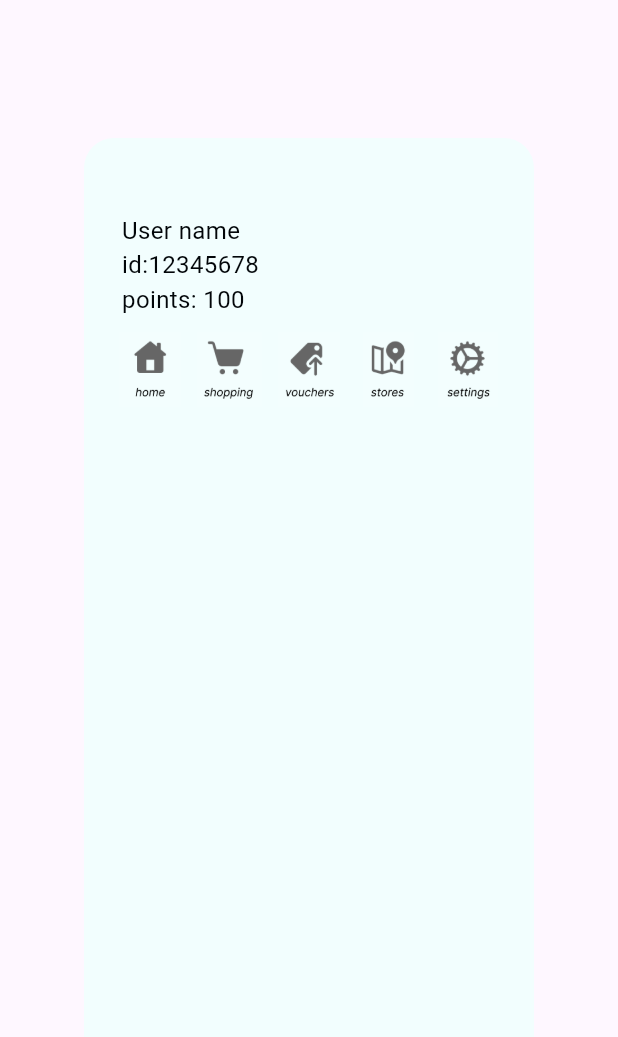
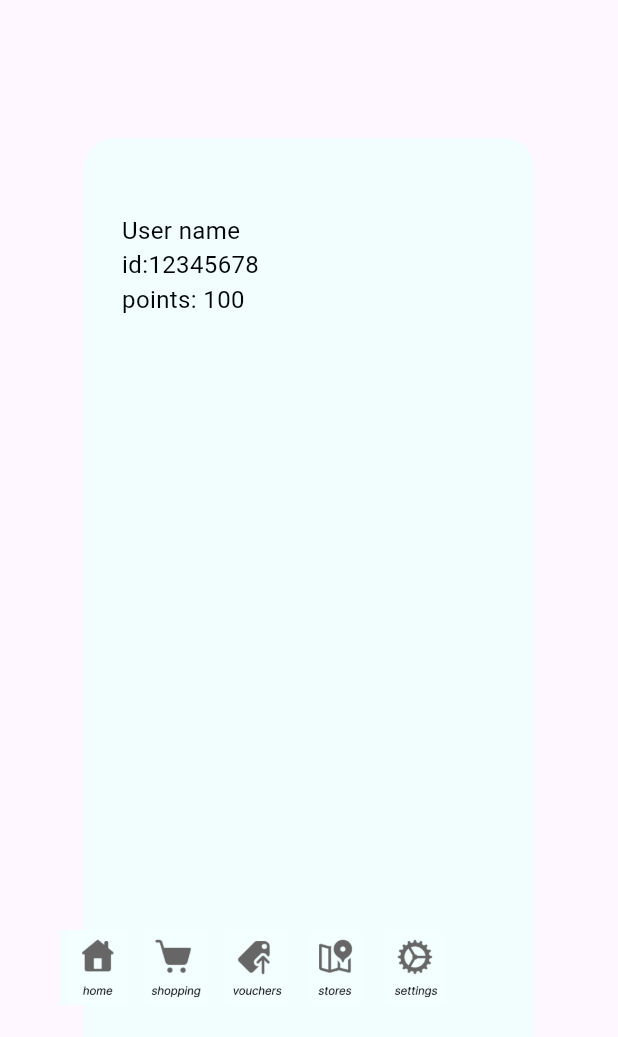
Before and after one commit to tinger529/MQ_points, a Flutter app: the SettingScreen widget shown alone on an empty page, opened directly, on a phone screen of 412 x 824 dp. Shown: the top 1037 px of the screen. Run offline on Flutter 3.47's test engine with Material 3 defaults, Android fonts, the phone set to English and light mode, and no system bars.

Commit message:
setting screen: using absolute positioning

```diff
--- a/lib/mq_point.dart
+++ b/lib/mq_point.dart
@@ -10,6 +10,7 @@ import 'package:mqpoint/screens/event_screen.dart';
 import 'package:mqpoint/screens/voucher_screen.dart';
 import 'package:mqpoint/screens/setting_screen.dart';
 import 'models/state.dart';
+
 
 class MQpoint extends StatelessWidget {
   const MQpoint({super.key});
--- a/lib/screens/setting_screen.dart
+++ b/lib/screens/setting_screen.dart
@@ -8,37 +8,27 @@ class SettingScreen extends StatelessWidget {
   const SettingScreen({super.key});
 
   @override
-  Widget build(context) {
+  Widget build(BuildContext context) {
     return Consumer<StateModel>(
       builder: (context, state, child) {
-
-        return Center(
-
+        return Stack(
+          children: [
+            Center(
               child: Column(
                 mainAxisSize: MainAxisSize.min,
                 children: [
-
-              const SizedBox(height: 10), // padding on top
-
-              Container(  // white box in the center
+                  const SizedBox(height: 10), // Padding on top
+                  Container(
                     width: 300.0,
                     height: 650.0,
-                decoration: const BoxDecoration(
-                  color: Color(0xFFF2FEFE),
-                  borderRadius: BorderRadius.only(
-                    topLeft: Radius.circular(20.0),
-                    topRight: Radius.circular(20.0),
-                    bottomLeft: Radius.circular(20.0),
-                    bottomRight: Radius.circular(20.0),
+                    decoration: BoxDecoration(
+                      color: const Color(0xFFF2FEFE),
+                      borderRadius: BorderRadius.circular(20.0),
                     ),
-                ),
-
-                child: Column(
+                    child: const Column(
                       children: [
-
-                    const SizedBox(height: 50),
-
-                    const SizedBox(   // Display text
+                        SizedBox(height: 50),
+                        SizedBox(
                           width: double.infinity,
                           child: Text(
                             "      User name\n      id:12345678\n      points: 100",
@@ -49,17 +39,21 @@ class SettingScreen extends StatelessWidget {
                             ),
                           ),
                         ),
-
-                    const SizedBox(height: 10),
-
-                    toolbar(state),
+                        SizedBox(height: 10),
                       ],
                     ),
                   ),
-            ]
-          )
+                ],
+              ),
+            ),
+            Positioned(
+              top: 620,
+              left: 40,
+              child: toolbar(state),
+            ),
+          ],
         );
-      }
+      },
     );
   }
 }
```
Lines whose indentation alone changed are shown as unchanged.
